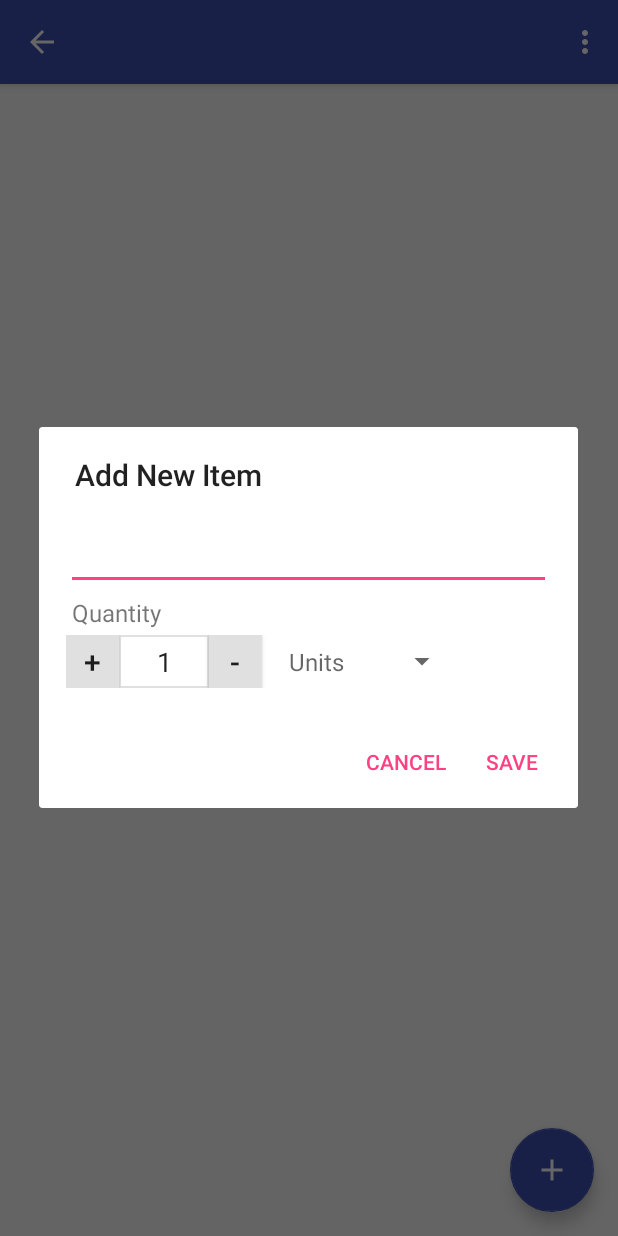
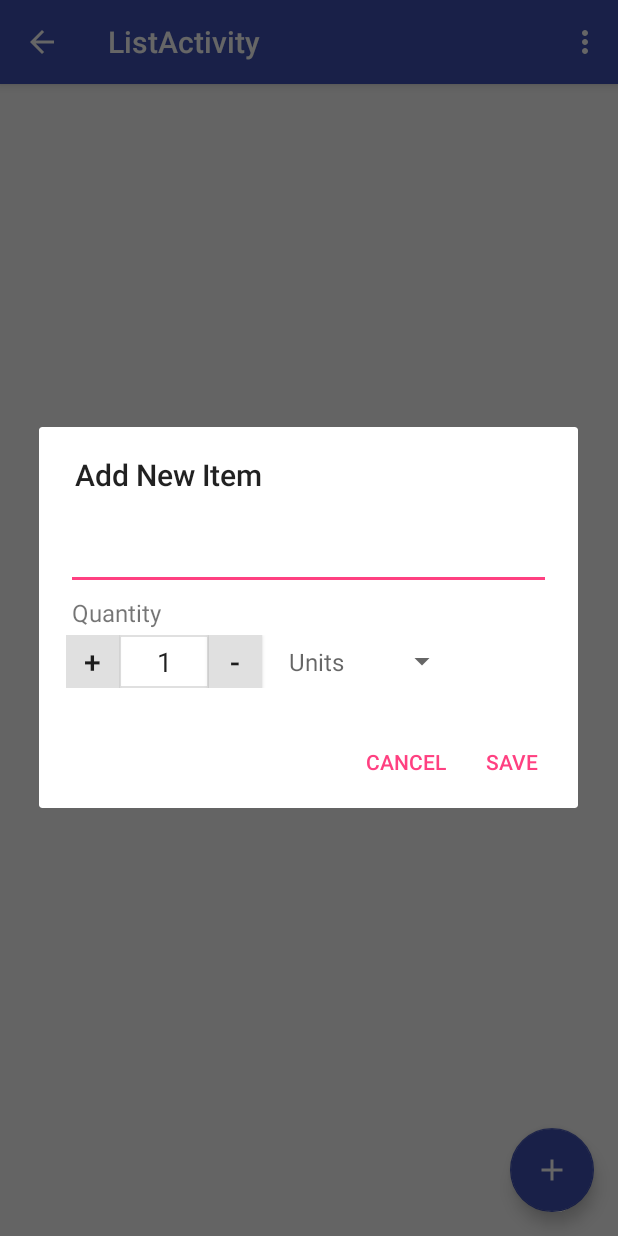
Before and after one commit to caiquirocha/GroupShop, an Android app: the ShoppingListActivity screen opened directly, with no data from a screen before it, after a tap on an icon or button, on a phone screen of 412 x 824 dp. Run offline under Robolectric (Android 15) with nearby library versions, the phone set to English and light mode, and no system bars; our stand-ins replace Firebase (no records; nobody signed in at launch, a user with empty details on screens opened directly); 1 statement that could not run was skipped.

```diff
--- a/app/src/main/java/com/jjacobson/groupshop/shoppinglist/item/Item.java
+++ b/app/src/main/java/com/jjacobson/groupshop/shoppinglist/item/Item.java
@@ -2,13 +2,14 @@ package com.jjacobson.groupshop.shoppinglist.item;
 
 import com.google.firebase.database.Exclude;
 
+import java.io.Serializable;
 import java.util.Date;
 
 /**
  * Created by Jeremiah on 6/26/2017.
  */
 
-public class Item {
+public class Item implements Serializable {
 
     private String name;
     private long lastEdited;
--- a/app/src/main/java/com/jjacobson/groupshop/shoppinglist/list/List.java
+++ b/app/src/main/java/com/jjacobson/groupshop/shoppinglist/list/List.java
@@ -3,13 +3,14 @@ package com.jjacobson.groupshop.shoppinglist.list;
 import com.google.firebase.database.Exclude;
 import com.jjacobson.groupshop.shoppinglist.item.Item;
 
+import java.io.Serializable;
 import java.util.ArrayList;
 
 /**
  * Created by Jeremiah on 7/2/2017.
  */
 
-public class List {
+public class List implements Serializable {
 
     private String name;
     private int totalItems;
@@ -54,4 +55,5 @@ public class List {
     public ArrayList<Item> getItems() {
         return items;
     }
+
 }
--- a/app/src/main/java/com/jjacobson/groupshop/shoppinglist/list/ShoppingListActivity.java
+++ b/app/src/main/java/com/jjacobson/groupshop/shoppinglist/list/ShoppingListActivity.java
@@ -26,8 +26,9 @@ public class ShoppingListActivity extends AppCompatActivity {
         getSupportActionBar().setDisplayHomeAsUpEnabled(true);
 
         Intent intent = getIntent();
-        String name = intent.getStringExtra("list_name");
-        setTitle(name);
+        List list = (List) intent.getSerializableExtra("list_extra");
+
+        setTitle(list.getName());
 
         //ui
         initFab();
--- a/app/src/main/java/com/jjacobson/groupshop/shoppinglist/menu/MenuListAdapter.java
+++ b/app/src/main/java/com/jjacobson/groupshop/shoppinglist/menu/MenuListAdapter.java
@@ -28,8 +28,10 @@ public class MenuListAdapter extends FirebaseRecyclerAdapter<List, MenuListHolde
     }
 
     @Override
-    protected void populateViewHolder(MenuListHolder holder, List model, int position) {
-        //holder.setName();
+    protected void populateViewHolder(MenuListHolder holder, List list, int position) {
+        holder.setName(list.getName());
+        holder.setItemCount(list.getCheckedItems(), list.getTotalItems());
+        // todo check shared users row
     }
 
 
```
Also changed, not shown: app/src/main/java/com/jjacobson/groupshop/shoppinglist/menu/MenuListActivity.java (+25 -4 lines).
